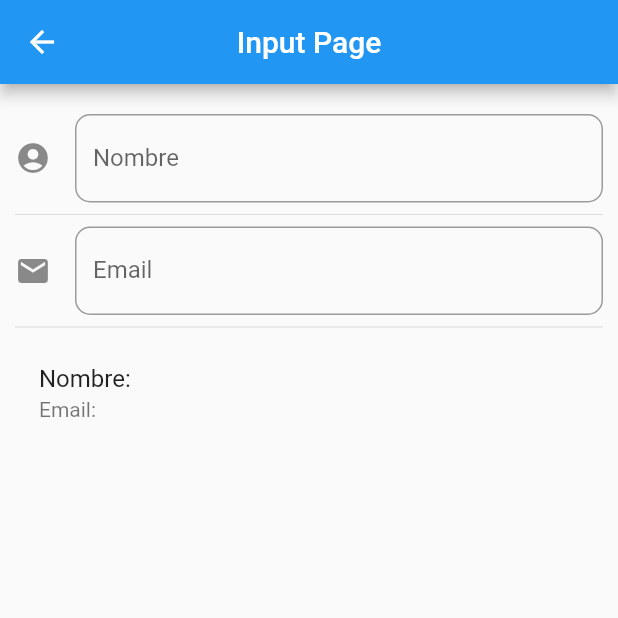
After one commit to rodrigoAb21/flutter_app, a Flutter app: the screen it shows after launch, after a tap on "Inputs", on a phone screen of 412 x 824 dp, the top half of it. The commit adds this screen. Run offline on Flutter 3.47's test engine with Material 2 defaults, Android fonts, the phone set to English and light mode, and no system bars; network calls fail.

Commit message:
avances flutter

```diff
--- a/data/menu_opts.json
+++ b/data/menu_opts.json
@@ -15,6 +15,11 @@
             "ruta" : "card",
             "icon" : "folder_open",
             "texto": "Cards - Tarjetas"
+        },
+        {
+            "ruta" : "inputs",
+            "icon" : "input",
+            "texto": "Inputs"
         }
     ]
 }
--- a/lib/main.dart
+++ b/lib/main.dart
@@ -1,6 +1,7 @@
 import 'package:flutter/material.dart';
+import 'package:flutter_app/src/pages/error_page.dart';
 
-import 'package:flutter_app/src/pages/home_page.dart';
+import 'package:flutter_app/src/routes/routes.dart';
 
 
 void main() => runApp(MyApp());
@@ -11,7 +12,13 @@ class MyApp extends StatelessWidget {
     return MaterialApp(
       title: 'Component App',
       debugShowCheckedModeBanner: false,
-      home: HomePage(),
+      initialRoute: '/',
+      routes: getApplicationRoutes(),
+      onGenerateRoute: (RouteSettings settings){
+        return MaterialPageRoute(
+          builder: (BuildContext context) => ErrorPage()
+        );
+      },
     );
   }
 }
--- a/lib/src/pages/home_page.dart
+++ b/lib/src/pages/home_page.dart
@@ -1,6 +1,7 @@
 import 'package:flutter/material.dart';
 import 'package:flutter_app/src/providers/menu_provider.dart';
 import 'package:flutter_app/src/utils/icon_finder_util.dart';
+
 
 class HomePage extends StatelessWidget {
   @override
@@ -21,7 +22,7 @@ class HomePage extends StatelessWidget {
       initialData: [],
       builder: (BuildContext context, AsyncSnapshot<List<dynamic>> snapshot){
         return ListView(
-          children: _listaItems(snapshot.data),
+          children: _listaItems(snapshot.data, context),
         );
       },
     );
@@ -29,7 +30,7 @@ class HomePage extends StatelessWidget {
 
   }
 
-  List<Widget> _listaItems( List<dynamic> data) {
+  List<Widget> _listaItems( List<dynamic> data, BuildContext context) {
     final List<Widget> opciones = [];
     data.forEach((opt){
       final widgetTemp = ListTile(
@@ -37,7 +38,7 @@ class HomePage extends StatelessWidget {
         leading: getIcon(opt['icon']),
         trailing: Icon(Icons.keyboard_arrow_right, color: Colors.blue),
         onTap: (){
-
+          Navigator.pushNamed(context, opt['ruta']);
         },
       );
 
--- /dev/null
+++ b/lib/src/pages/input_page.dart
@@ -0,0 +1,77 @@
+import 'package:flutter/material.dart';
+
+class InputPage extends StatefulWidget {
+  @override
+  _InputPageState createState() => _InputPageState();
+}
+
+class _InputPageState extends State<InputPage> {
+
+  String _nombre = '';
+  String _email = '';
+
+  @override
+  Widget build(BuildContext context) {
+    return Scaffold(
+      appBar: AppBar(
+        title: Text('Input Page'),
+        centerTitle: true,
+      ),
+      body: ListView(
+        padding: EdgeInsets.symmetric(horizontal: 10.0, vertical: 20.0),
+        children: <Widget>[
+          _crearInput(),
+          Divider(),
+          _crearEmail(),
+          Divider(),
+          _crearPersona()
+        ],
+      ),
+    );
+  }
+
+  Widget _crearInput() {
+    return TextField(
+      decoration: InputDecoration(
+        border: OutlineInputBorder(
+          borderRadius: BorderRadius.circular(10.0)
+        ),
+        hintText: 'Nombre',
+        labelText: 'Nombre',
+        icon: Icon(Icons.account_circle)
+      ),
+      onChanged: (valor){
+        setState(() {
+          _nombre = valor;
+        });
+      },
+    );
+  }
+
+  Widget _crearPersona() {
+    return ListTile(
+      title: Text('Nombre: $_nombre'),
+      subtitle: Text('Email: $_email'),
+
+    );
+  }
+
+  Widget _crearEmail() {
+    return TextField(
+      keyboardType: TextInputType.emailAddress,
+      decoration: InputDecoration(
+        border: OutlineInputBorder(
+          borderRadius: BorderRadius.circular(10.0)
+        ),
+        hintText: 'Email',
+        labelText: 'Email',
+        icon: Icon(Icons.email)
+      ),
+      onChanged: (valor){
+        setState(() {
+          _email = valor;
+        });
+      },
+    );
+  }
+}
--- /dev/null
+++ b/lib/src/routes/routes.dart
@@ -0,0 +1,17 @@
+import 'package:flutter/material.dart';
+
+import 'package:flutter_app/src/pages/alert_page.dart';
+import 'package:flutter_app/src/pages/avatar_page.dart';
+import 'package:flutter_app/src/pages/card_page.dart';
+import 'package:flutter_app/src/pages/home_page.dart';
+import 'package:flutter_app/src/pages/input_page.dart';
+
+Map<String, WidgetBuilder> getApplicationRoutes(){
+  return <String, WidgetBuilder> {
+    '/' : ( BuildContext context ) => HomePage(),
+    'alert' : ( BuildContext context ) => AlertPage(),
+    'avatar' : ( BuildContext context ) => AvatarPage(),
+    'card' : ( BuildContext context ) => CardPage(),
+    'inputs' : ( BuildContext context ) => InputPage(),
+  };
+}
--- a/lib/src/utils/icon_finder_util.dart
+++ b/lib/src/utils/icon_finder_util.dart
@@ -4,6 +4,7 @@ final _icons = <String, IconData>{
   'add_alert' : Icons.add_alert,
   'accessibility' : Icons.accessibility,
   'folder_open' : Icons.folder_open,
+  'input' : Icons.input,
 };
 
 Icon getIcon( String nombreIcono ){
--- a/pubspec.yaml
+++ b/pubspec.yaml
@@ -43,6 +43,7 @@ flutter:
   # To add assets to your application, add an assets section, like this:
   assets:
    - data/menu_opts.json
+   - assets/
   #  - images/a_dot_ham.jpeg
 
   # An image asset can refer to one or more resolution-specific "variants", see
```
Also changed, not shown: lib/src/pages/alert_page.dart (added, +49 -0 lines), lib/src/pages/avatar_page.dart (added, +13 -0 lines), lib/src/pages/card_page.dart (added, +79 -0 lines), lib/src/pages/error_page.dart (added, +16 -0 lines), assets/jar-loading.gif (added).
